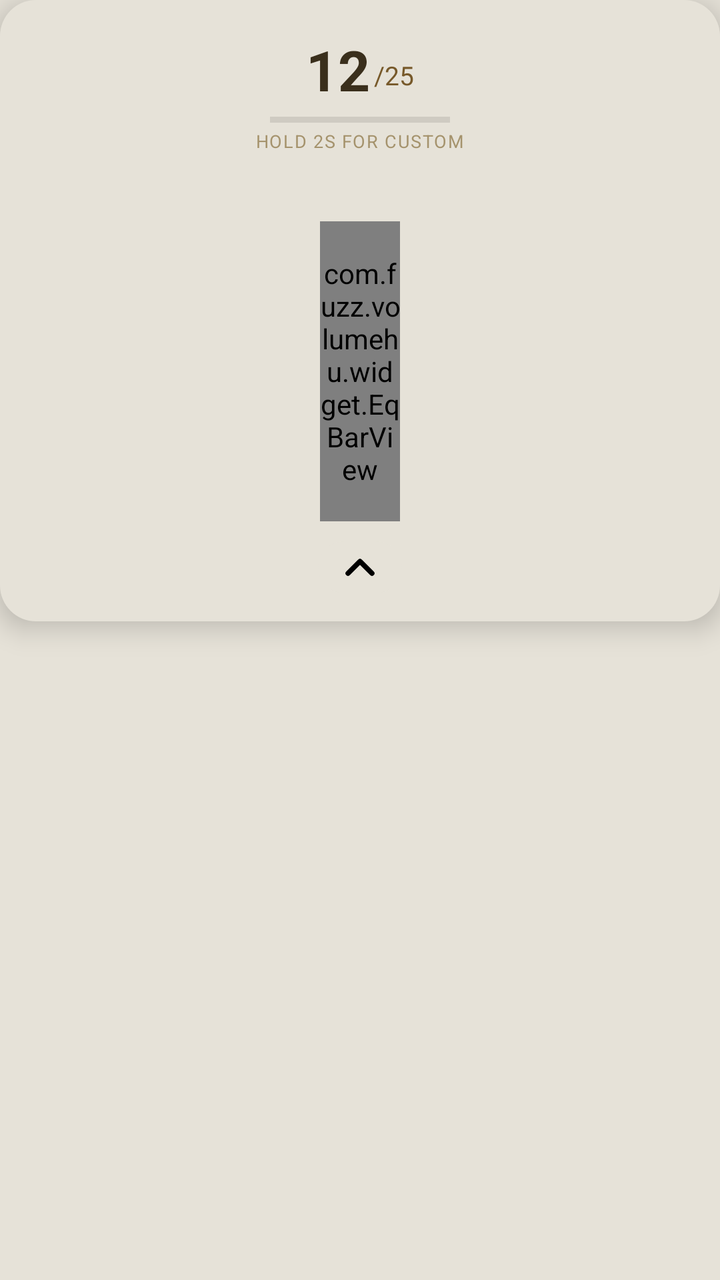
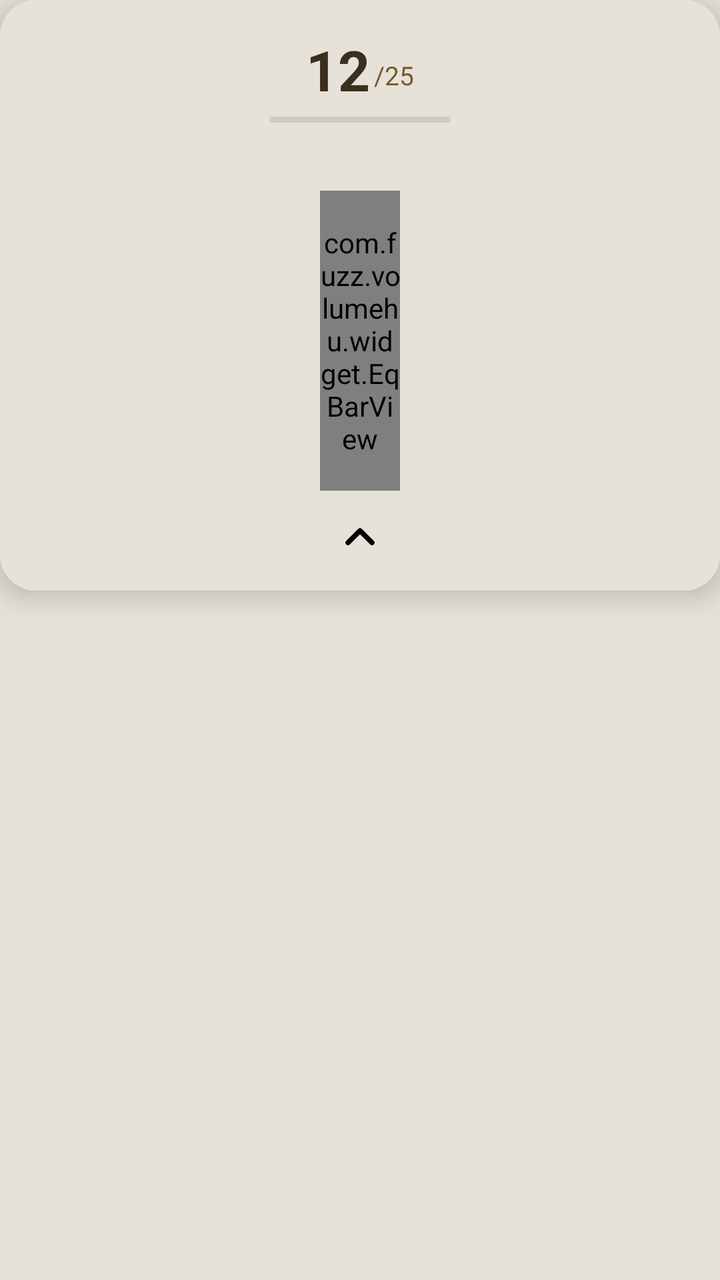

An Android layout rendered at two revisions. The XML below is the earlier revision; the diff shows what the commit changed to produce the second picture.
<!-- AndroidManifest.xml: application theme AppTheme -->
<!-- res/layout/overlay_panel.xml -->
<?xml version="1.0" encoding="utf-8"?>
<FrameLayout xmlns:android="http://schemas.android.com/apk/res/android"
    android:layout_width="150dp"
    android:layout_height="wrap_content">

    <LinearLayout
        android:id="@+id/panelCard"
        android:layout_width="match_parent"
        android:layout_height="wrap_content"
        android:orientation="vertical"
        android:elevation="8dp"
        android:background="@drawable/bg_panel_card"
        android:padding="14dp"
        android:gravity="center_horizontal">

        
        <LinearLayout
            android:id="@+id/readoutRow"
            android:layout_width="wrap_content"
            android:layout_height="wrap_content"
            android:orientation="vertical"
            android:gravity="center_horizontal"
            android:paddingTop="2dp"
            android:paddingBottom="6dp">

            <LinearLayout
                android:layout_width="wrap_content"
                android:layout_height="wrap_content"
                android:orientation="horizontal"
                android:gravity="bottom">

                <TextView
                    android:id="@+id/volNum"
                    android:layout_width="wrap_content"
                    android:layout_height="wrap_content"
                    android:text="12"
                    android:textColor="@color/ink"
                    android:textSize="28sp"
                    android:textStyle="bold" />

                <TextView
                    android:id="@+id/volMax"
                    android:layout_width="wrap_content"
                    android:layout_height="wrap_content"
                    android:layout_marginStart="2dp"
                    android:layout_marginBottom="3dp"
                    android:text="/25"
                    android:textColor="@color/ink_dim"
                    android:textSize="13sp" />
            </LinearLayout>

            <FrameLayout
                android:id="@+id/holdProgressTrack"
                android:layout_width="90dp"
                android:layout_height="3dp"
                android:layout_marginTop="5dp"
                android:background="#1A000000">

                <View
                    android:id="@+id/holdProgressFill"
                    android:layout_width="match_parent"
                    android:layout_height="match_parent"
                    android:background="@color/accent"
                    android:scaleX="0" />
            </FrameLayout>

            <TextView
                android:id="@+id/holdHint"
                android:layout_width="wrap_content"
                android:layout_height="wrap_content"
                android:layout_marginTop="3dp"
                android:text="hold 2s for custom"
                android:textColor="#A5936D"
                android:textSize="9sp"
                android:textAllCaps="true"
                android:letterSpacing="0.06" />
        </LinearLayout>

        
        <ImageButton
            android:id="@+id/nudgeBtn"
            android:layout_width="30dp"
            android:layout_height="24dp"
            android:layout_marginBottom="4dp"
            android:background="@drawable/bg_small_button"
            android:src="@drawable/ic_chevron"
            android:scaleType="centerInside"
            android:contentDescription="Push past 20"
            android:visibility="invisible" />

        <com.fuzz.volumehu.widget.EqBarView
            android:id="@+id/eqBar"
            android:layout_width="40dp"
            android:layout_height="150dp" />

        
        <ImageButton
            android:id="@+id/collapseBtn"
            android:layout_width="42dp"
            android:layout_height="26dp"
            android:layout_marginTop="10dp"
            android:background="@drawable/bg_small_button"
            android:src="@drawable/ic_chevron"
            android:scaleType="centerInside"
            android:contentDescription="Collapse panel" />
    </LinearLayout>

</FrameLayout>
<!-- resources referenced by this layout -->
<resources>
  <color name="accent">#B3691F</color>
  <color name="ink">#3A2F1C</color>
  <color name="ink_dim">#77592A</color>
  <!-- drawable bg_panel_card (drawable) -->
  <?xml version="1.0" encoding="utf-8"?>
  <shape xmlns:android="http://schemas.android.com/apk/res/android" android:shape="rectangle">
      <solid android:color="@color/cream" />
      <corners android:radius="18dp" />
  </shape>
  <!-- drawable bg_small_button (drawable) -->
  <?xml version="1.0" encoding="utf-8"?>
  <shape xmlns:android="http://schemas.android.com/apk/res/android" android:shape="rectangle">
      <solid android:color="@color/cream" />
      <corners android:radius="999dp" />
  </shape>
  <!-- drawable ic_chevron (drawable) -->
  <vector xmlns:android="http://schemas.android.com/apk/res/android"
      android:width="24dp"
      android:height="24dp"
      android:viewportWidth="24"
      android:viewportHeight="24">
      <path
          android:strokeColor="#FF000000"
          android:strokeWidth="2.5"
          android:strokeLineCap="round"
          android:strokeLineJoin="round"
          android:pathData="M6,15l6,-6l6,6" />
  </vector>
  <style name="AppTheme" parent="Theme.AppCompat.DayNight.NoActionBar">
          <item name="colorPrimary">@color/accent</item>
          <item name="colorPrimaryDark">@color/ink</item>
          <item name="colorAccent">@color/accent</item>
          <item name="android:windowBackground">@color/cream</item>
      </style>
  <color name="cream">#E6E2D8</color>
</resources>

<!-- the commit's change to res/layout/overlay_panel.xml (unified diff, before → after) -->
@@ -63,17 +63,7 @@
                     android:background="@color/accent"
                     android:scaleX="0" />
             </FrameLayout>
-
-            <TextView
-                android:id="@+id/holdHint"
-                android:layout_width="wrap_content"
-                android:layout_height="wrap_content"
-                android:layout_marginTop="3dp"
-                android:text="hold 2s for custom"
-                android:textColor="#A5936D"
-                android:textSize="9sp"
-                android:textAllCaps="true"
-                android:letterSpacing="0.06" />
+            
         </LinearLayout>
 
         
